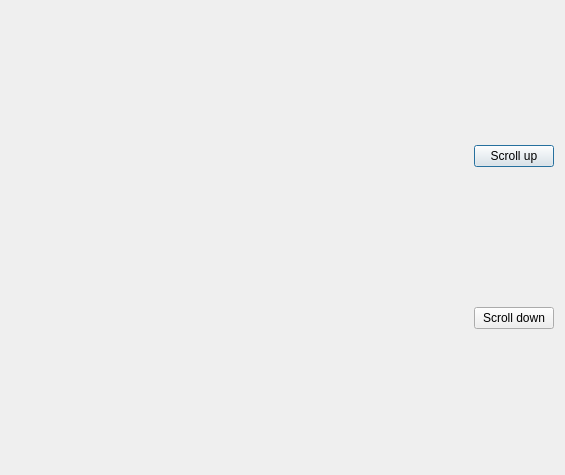
First picture: the form in pyssa/gui/ui/forms/dlgDistanceHistogram.ui, repository urban233/PySSA, before the edit.
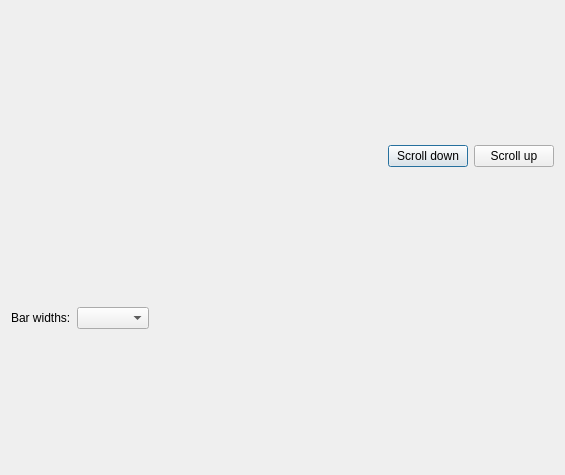
Second picture: the form after the edit.

Commit message: feat: new distance plot and distance histogram with matplotlib

What changed in the file:
```diff
--- a/pyssa/gui/ui/forms/dlgDistanceHistogram.ui
+++ b/pyssa/gui/ui/forms/dlgDistanceHistogram.ui
@@ -29,6 +29,13 @@
        </property>
       </spacer>
      </item>
+     <item>
+      <widget class="QPushButton" name="btn_scroll_down">
+       <property name="text">
+        <string>Scroll down</string>
+       </property>
+      </widget>
+     </item>
      <item>
       <widget class="QPushButton" name="btn_scroll_up">
        <property name="text">
@@ -40,6 +47,16 @@
    </item>
    <item>
     <layout class="QHBoxLayout" name="horizontalLayout_7">
+     <item>
+      <widget class="QLabel" name="lbl_bar_size">
+       <property name="text">
+        <string>Bar widths:</string>
+       </property>
+      </widget>
+     </item>
+     <item>
+      <widget class="QComboBox" name="cb_bar_size"/>
+     </item>
      <item>
       <spacer name="horizontalSpacer_14">
        <property name="orientation">
@@ -53,13 +70,6 @@
        </property>
       </spacer>
      </item>
-     <item>
-      <widget class="QPushButton" name="btn_scroll_down">
-       <property name="text">
-        <string>Scroll down</string>
-       </property>
-      </widget>
-     </item>
     </layout>
    </item>
   </layout>
```
The commit also changes 10 other files.
